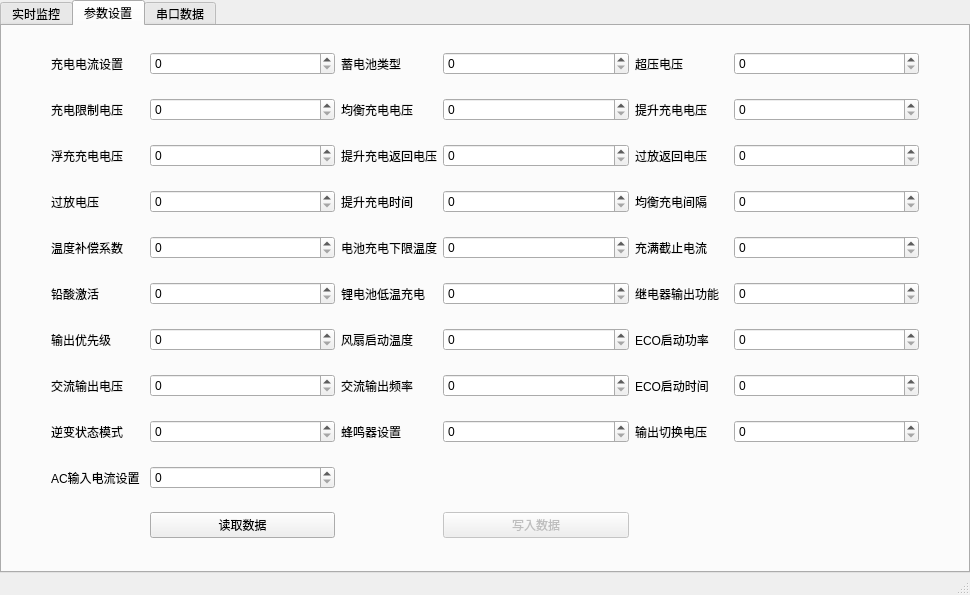
Above: ui/pf_off_inverter_layout.ui from xxxy-bit/SRNE_UP before the change. Below: the same form after it.
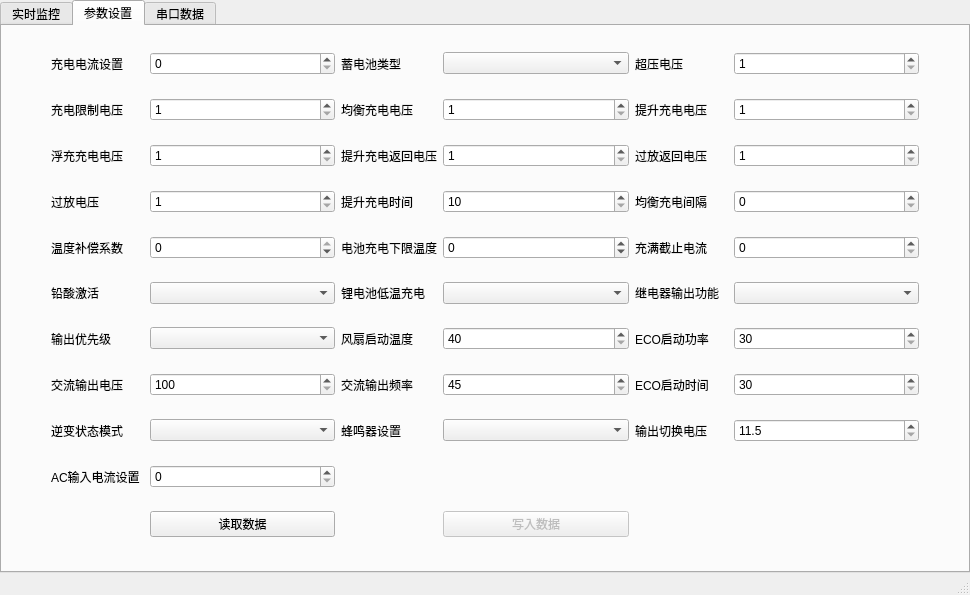
That is the form after the change. The open tabs and pages were chosen to show the change.

Diff of the .ui file:
```diff
--- a/ui/pf_off_inverter_layout.ui
+++ b/ui/pf_off_inverter_layout.ui
@@ -596,7 +596,14 @@
            </widget>
           </item>
           <item row="1" column="6">
-           <widget class="QSpinBox" name="ivpo_boost_char_vol"/>
+           <widget class="QSpinBox" name="ivpo_boost_char_vol">
+            <property name="minimum">
+             <number>1</number>
+            </property>
+            <property name="maximum">
+             <number>17</number>
+            </property>
+           </widget>
           </item>
           <item row="7" column="1">
            <widget class="QLabel" name="label_54">
@@ -619,14 +626,15 @@
             </property>
            </widget>
           </item>
-          <item row="8" column="2">
-           <widget class="QSpinBox" name="ivpo_inv_state_mode"/>
-          </item>
           <item row="4" column="2">
-           <widget class="QSpinBox" name="ivpo_tmp_comp_coe"/>
-          </item>
-          <item row="5" column="2">
-           <widget class="QSpinBox" name="ivpo_lead_active"/>
+           <widget class="QSpinBox" name="ivpo_tmp_comp_coe">
+            <property name="minimum">
+             <number>-10</number>
+            </property>
+            <property name="maximum">
+             <number>0</number>
+            </property>
+           </widget>
           </item>
           <item row="1" column="3">
            <widget class="QLabel" name="label_36">
@@ -635,11 +643,15 @@
             </property>
            </widget>
           </item>
-          <item row="5" column="4">
-           <widget class="QSpinBox" name="ivpo_libat_low_tmp_char"/>
-          </item>
           <item row="2" column="4">
-           <widget class="QSpinBox" name="ivpo_inchar_rerturn_vol"/>
+           <widget class="QSpinBox" name="ivpo_inchar_rerturn_vol">
+            <property name="minimum">
+             <number>1</number>
+            </property>
+            <property name="maximum">
+             <number>17</number>
+            </property>
+           </widget>
           </item>
           <item row="6" column="1">
            <widget class="QLabel" name="label_51">
@@ -649,7 +661,14 @@
            </widget>
           </item>
           <item row="7" column="4">
-           <widget class="QSpinBox" name="ivpo_acout_fre_2"/>
+           <widget class="QSpinBox" name="ivpo_acout_fre_2">
+            <property name="minimum">
+             <number>45</number>
+            </property>
+            <property name="maximum">
+             <number>65</number>
+            </property>
+           </widget>
           </item>
           <item row="7" column="5">
            <widget class="QLabel" name="label_56">
@@ -665,11 +684,15 @@
             </property>
            </widget>
           </item>
-          <item row="5" column="6">
-           <widget class="QSpinBox" name="ivpo_relay_out_func"/>
-          </item>
           <item row="7" column="6">
-           <widget class="QSpinBox" name="ivpo_eco_start_time"/>
+           <widget class="QSpinBox" name="ivpo_eco_start_time">
+            <property name="minimum">
+             <number>30</number>
+            </property>
+            <property name="maximum">
+             <number>1800</number>
+            </property>
+           </widget>
           </item>
           <item row="4" column="3">
            <widget class="QLabel" name="label_46">
@@ -679,7 +702,11 @@
            </widget>
           </item>
           <item row="9" column="2">
-           <widget class="QSpinBox" name="inpo_acinput_cur_set"/>
+           <widget class="QSpinBox" name="inpo_acinput_cur_set">
+            <property name="maximum">
+             <number>50</number>
+            </property>
+           </widget>
           </item>
           <item row="2" column="1">
            <widget class="QLabel" name="label_37">
@@ -703,7 +730,14 @@
            </widget>
           </item>
           <item row="7" column="2">
-           <widget class="QSpinBox" name="ivpo_acout_vol"/>
+           <widget class="QSpinBox" name="ivpo_acout_vol">
+            <property name="minimum">
+             <number>100</number>
+            </property>
+            <property name="maximum">
+             <number>264</number>
+            </property>
+           </widget>
           </item>
           <item row="0" column="1">
            <widget class="QLabel" name="label_33">
@@ -726,7 +760,14 @@
            <widget class="QSpinBox" name="ivpo_full_stop_cur"/>
           </item>
           <item row="3" column="4">
-           <widget class="QSpinBox" name="ivpo_boost_char_time"/>
+           <widget class="QSpinBox" name="ivpo_boost_char_time">
+            <property name="minimum">
+             <number>10</number>
+            </property>
+            <property name="maximum">
+             <number>600</number>
+            </property>
+           </widget>
           </item>
           <item row="5" column="5">
            <widget class="QLabel" name="label_50">
@@ -746,10 +787,14 @@
            <widget class="QSpinBox" name="ivpo_char_cur_set"/>
           </item>
           <item row="4" column="4">
-           <widget class="QSpinBox" name="ivpo_bat_char_low_tmp"/>
-          </item>
-          <item row="6" column="2">
-           <widget class="QSpinBox" name="ivpo_out_pri"/>
+           <widget class="QSpinBox" name="ivpo_bat_char_low_tmp">
+            <property name="minimum">
+             <number>-40</number>
+            </property>
+            <property name="maximum">
+             <number>120</number>
+            </property>
+           </widget>
           </item>
           <item row="1" column="5">
            <widget class="QLabel" name="label_39">
@@ -758,20 +803,35 @@
             </property>
            </widget>
           </item>
-          <item row="8" column="4">
-           <widget class="QSpinBox" name="ivpo_buzz_set"/>
-          </item>
           <item row="6" column="4">
-           <widget class="QSpinBox" name="ivpo_fan_start_tmp"/>
-          </item>
-          <item row="8" column="6">
-           <widget class="QSpinBox" name="ivpo_out_switch_vol"/>
+           <widget class="QSpinBox" name="ivpo_fan_start_tmp">
+            <property name="minimum">
+             <number>40</number>
+            </property>
+            <property name="maximum">
+             <number>65</number>
+            </property>
+           </widget>
           </item>
           <item row="3" column="2">
-           <widget class="QSpinBox" name="ivpo_odc_vol"/>
+           <widget class="QSpinBox" name="ivpo_odc_vol">
+            <property name="minimum">
+             <number>1</number>
+            </property>
+            <property name="maximum">
+             <number>17</number>
+            </property>
+           </widget>
           </item>
           <item row="2" column="2">
-           <widget class="QSpinBox" name="ivpo_float_char_vol"/>
+           <widget class="QSpinBox" name="ivpo_float_char_vol">
+            <property name="minimum">
+             <number>1</number>
+            </property>
+            <property name="maximum">
+             <number>17</number>
+            </property>
+           </widget>
           </item>
           <item row="3" column="1">
            <widget class="QLabel" name="label_42">
@@ -781,13 +841,24 @@
            </widget>
           </item>
           <item row="6" column="6">
-           <widget class="QSpinBox" name="ivpo_eco_start_power"/>
+           <widget class="QSpinBox" name="ivpo_eco_start_power">
+            <property name="minimum">
+             <number>30</number>
+            </property>
+            <property name="maximum">
+             <number>100</number>
+            </property>
+           </widget>
           </item>
           <item row="1" column="2">
-           <widget class="QSpinBox" name="ivpo_char_limit_vol"/>
-          </item>
-          <item row="0" column="4">
-           <widget class="QSpinBox" name="ivpo_bat_type"/>
+           <widget class="QSpinBox" name="ivpo_char_limit_vol">
+            <property name="minimum">
+             <number>1</number>
+            </property>
+            <property name="maximum">
+             <number>17</number>
+            </property>
+           </widget>
           </item>
           <item row="8" column="5">
            <widget class="QLabel" name="label_59">
@@ -824,7 +895,14 @@
            </spacer>
           </item>
           <item row="0" column="6">
-           <widget class="QSpinBox" name="ivpo_over_vol"/>
+           <widget class="QSpinBox" name="ivpo_over_vol">
+            <property name="minimum">
+             <number>1</number>
+            </property>
+            <property name="maximum">
+             <number>17</number>
+            </property>
+           </widget>
           </item>
           <item row="7" column="3">
            <widget class="QLabel" name="label_55">
@@ -848,7 +926,14 @@
            </widget>
           </item>
           <item row="1" column="4">
-           <widget class="QSpinBox" name="ivpo_eq_char_vol"/>
+           <widget class="QSpinBox" name="ivpo_eq_char_vol">
+            <property name="minimum">
+             <number>1</number>
+            </property>
+            <property name="maximum">
+             <number>17</number>
+            </property>
+           </widget>
           </item>
           <item row="3" column="3">
            <widget class="QLabel" name="label_43">
@@ -872,7 +957,14 @@
            </widget>
           </item>
           <item row="2" column="6">
-           <widget class="QSpinBox" name="ivpo_op_returnvol"/>
+           <widget class="QSpinBox" name="ivpo_op_returnvol">
+            <property name="minimum">
+             <number>1</number>
+            </property>
+            <property name="maximum">
+             <number>17</number>
+            </property>
+           </widget>
           </item>
           <item row="3" column="5">
            <widget class="QLabel" name="label_44">
@@ -911,6 +1003,40 @@
             </property>
            </widget>
           </item>
+          <item row="0" column="4">
+           <widget class="QComboBox" name="ivpo_bat_type"/>
+          </item>
+          <item row="5" column="2">
+           <widget class="QComboBox" name="ivpo_lead_active"/>
+          </item>
+          <item row="5" column="4">
+           <widget class="QComboBox" name="ivpo_libat_low_tmp_char"/>
+          </item>
+          <item row="5" column="6">
+           <widget class="QComboBox" name="ivpo_relay_out_func"/>
+          </item>
+          <item row="6" column="2">
+           <widget class="QComboBox" name="ivpo_out_pri"/>
+          </item>
+          <item row="8" column="2">
+           <widget class="QComboBox" name="ivpo_inv_state_mode"/>
+          </item>
+          <item row="8" column="4">
+           <widget class="QComboBox" name="ivpo_buzz_set"/>
+          </item>
+          <item row="8" column="6">
+           <widget class="QDoubleSpinBox" name="ivpo_out_switch_vol">
+            <property name="decimals">
+             <number>1</number>
+            </property>
+            <property name="minimum">
+             <double>11.500000000000000</double>
+            </property>
+            <property name="maximum">
+             <double>13.199999999999999</double>
+            </property>
+           </widget>
+          </item>
          </layout>
         </item>
        </layout>
```
Left out of the diff: 24 changed lines with no effect on the pictures.
